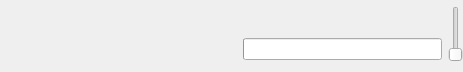
First picture: the form in ui/PlayerForm.ui, repository tarmack/Pythagora, before the edit.
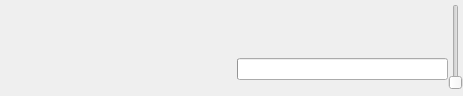
Second picture: the form after the edit.

Commit message: Use more space for the icon and song info in the player form.

```diff
--- a/ui/PlayerForm.ui
+++ b/ui/PlayerForm.ui
@@ -7,7 +7,7 @@
     <x>0</x>
     <y>0</y>
     <width>463</width>
-    <height>72</height>
+    <height>96</height>
    </rect>
   </property>
   <property name="sizePolicy">
@@ -19,11 +19,14 @@
   <property name="windowTitle">
    <string>Form</string>
   </property>
-  <layout class="QHBoxLayout" name="horizontalLayout_2">
+  <layout class="QGridLayout" name="gridLayout_2" columnstretch="0,1">
+   <property name="verticalSpacing">
+    <number>0</number>
+   </property>
    <property name="margin">
     <number>0</number>
    </property>
-   <item>
+   <item row="1" column="0">
     <layout class="QHBoxLayout" name="buttonsLayout">
      <property name="spacing">
       <number>0</number>
@@ -91,7 +94,7 @@
      </item>
     </layout>
    </item>
-   <item>
+   <item row="0" column="1" rowspan="2">
     <layout class="QGridLayout" name="gridLayout">
      <property name="sizeConstraint">
       <enum>QLayout::SetFixedSize</enum>
@@ -99,6 +102,9 @@
      <property name="leftMargin">
       <number>0</number>
      </property>
+     <property name="topMargin">
+      <number>2</number>
+     </property>
      <property name="bottomMargin">
       <number>3</number>
      </property>
@@ -120,12 +126,6 @@
          <verstretch>0</verstretch>
         </sizepolicy>
        </property>
-       <property name="maximumSize">
-        <size>
-         <width>16777215</width>
-         <height>56</height>
-        </size>
-       </property>
        <property name="maximum">
         <number>100</number>
        </property>
```
Left out of the diff: 13 changed lines with no effect on the pictures. The commit also changes 3 other files.
